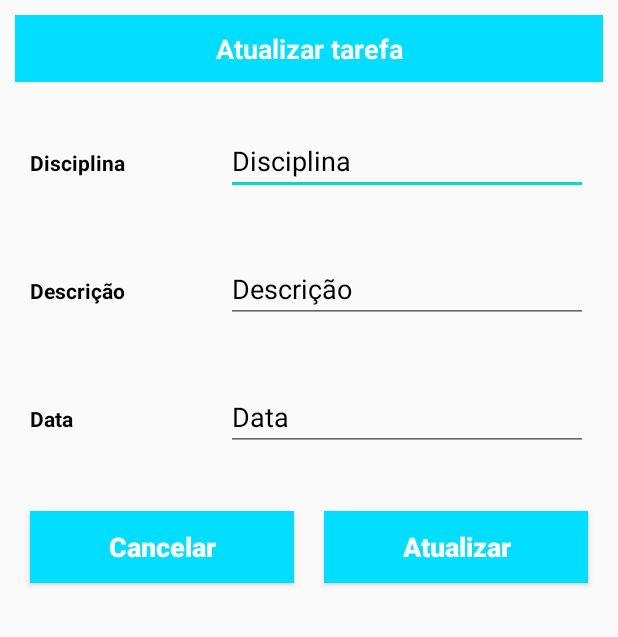
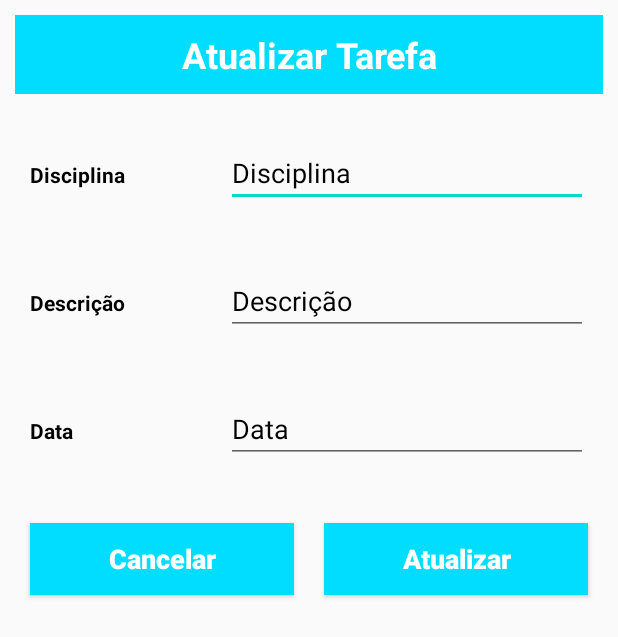
Before and after one commit to diogoguerra03/PAP, an Android app: the layout update_tarefa.xml on its own in the app's theme, with its tools: preview values and no code run, on a phone screen of 412 x 824 dp. Shown: the top 637 px of the screen. Run offline under Robolectric (Android 15) with nearby library versions, the phone set to English and light mode, and no system bars.

Commit message:
Alterações do Layout

```diff
--- a/app/src/main/res/layout/update_tarefa.xml
+++ b/app/src/main/res/layout/update_tarefa.xml
@@ -9,13 +9,13 @@
         android:layout_width="match_parent"
         android:layout_height="wrap_content"
         android:layout_margin="10dp"
-        android:text="Atualizar tarefa"
+        android:background="@color/colorPrimary"
         android:gravity="center"
-        android:background="@color/colorPrimary"
-        android:textColor="#fff"
         android:padding="10dp"
-        android:textStyle="bold"
-        android:textSize="18sp"/>
+        android:text="Atualizar Tarefa"
+        android:textColor="@android:color/white"
+        android:textSize="24sp"
+        android:textStyle="bold" />
 
     <LinearLayout
         android:layout_width="match_parent"
@@ -142,6 +142,7 @@
                 android:layout_marginBottom="10dp"
                 android:hint="Data"
                 android:inputType="date"
+                android:keyboardNavigationCluster="false"
                 android:maxLength="10"
                 android:textColor="#000"
                 android:textColorHint="#000" />
```
Also changed, not shown: app/src/main/res/layout/input_file.xml (+4 -4 lines).
